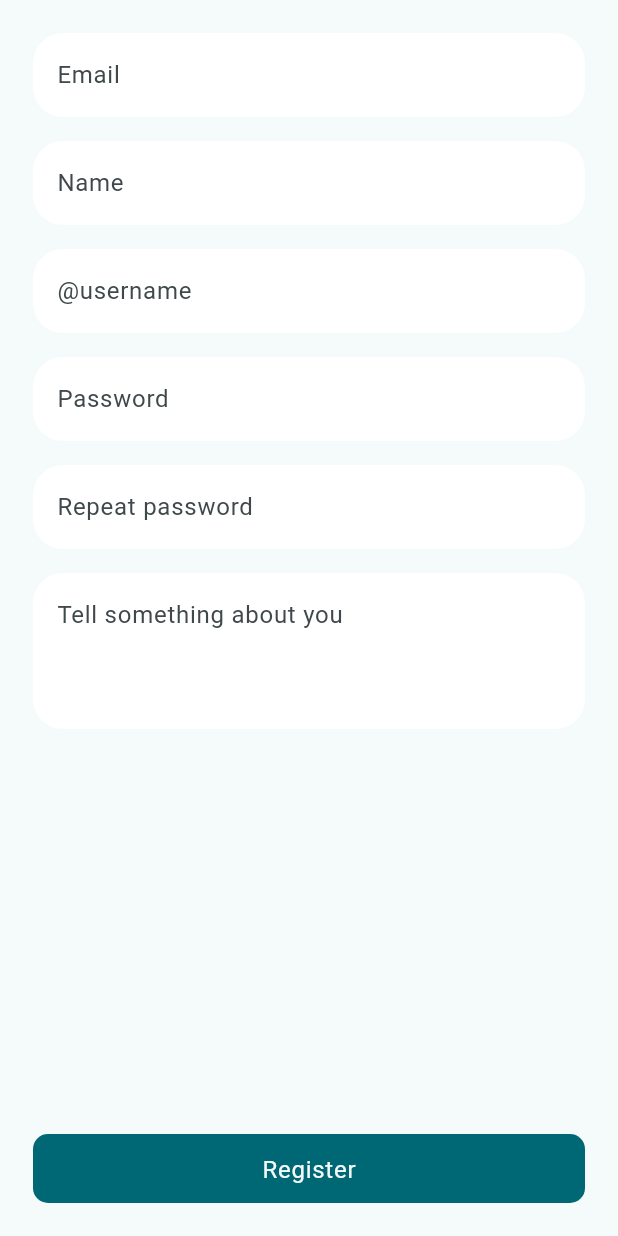
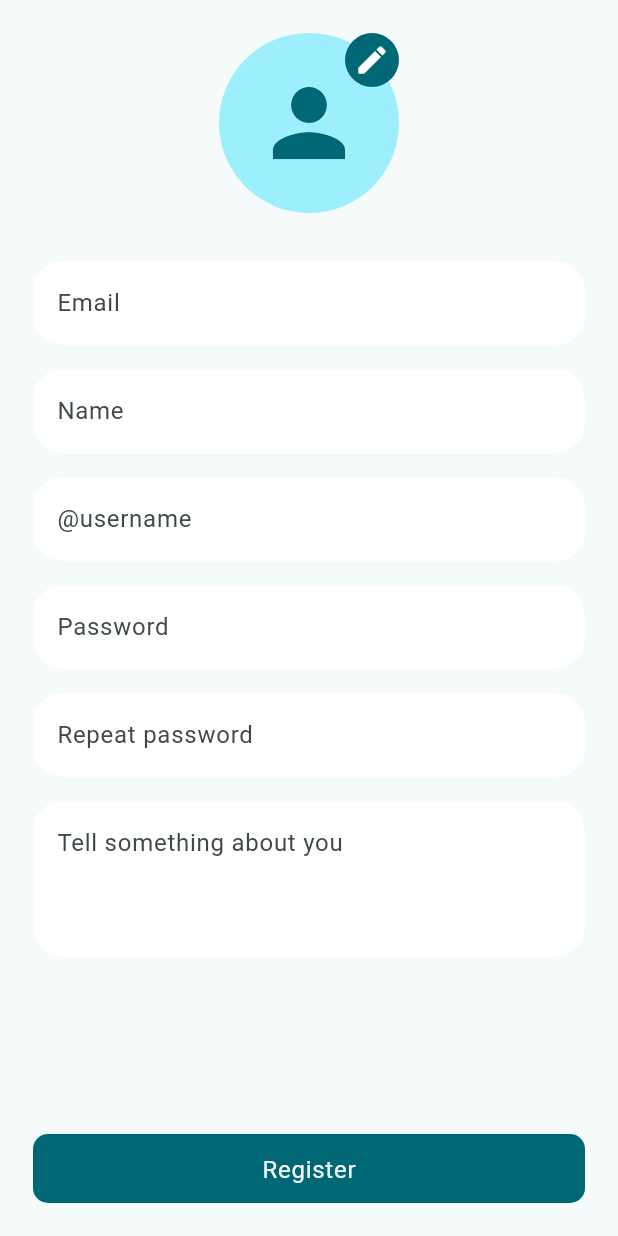
Before and after one commit to migcarde/folly, a Flutter app: the RegisterPage screen opened by its route, on a phone screen of 412 x 824 dp. Run offline on Flutter 3.47's test engine with Material 3 defaults, Android fonts, the phone set to English and light mode, and no system bars; our stand-ins replace equatable, flutter_dotenv, flutter_riverpod, go_router, image_picker, permission_handler and 4 more; accounts and stored records are empty; network calls fail.

Commit message:
feat(profile): Follow Fixes #5
- Implemented EditableProfileImage widget for user profile image editing.
- Added PhotoDialog for selecting images from camera or gallery.
- Updated RegisterState to include file for profile image.
- Enhanced UserRemoteEntity to handle photoPath.
- Modified UserRepository and UserRemoteDataSource to support photo upload.
- Refactored UploadStoryOptionsDialog to use BottomDialogOption for UI consistency.

Coded-by: @migcarde

```diff
--- a/lib/features/register/models/register_state.dart
+++ b/lib/features/register/models/register_state.dart
@@ -1,3 +1,5 @@
+import 'dart:io';
+
 import 'package:domain/login/models/firebase_auth_errors.dart';
 import 'package:equatable/equatable.dart';
 import 'package:flutter/material.dart';
@@ -85,10 +87,12 @@ extension RegisterErrorsExtensions on List<RegisterError> {
 
 class RegisterState extends Equatable {
   const RegisterState({
+    this.file,
     this.status = RegisterStatus.initial,
     this.errors = const [],
   });
 
+  final File? file;
   final RegisterStatus status;
   final List<RegisterError> errors;
 
@@ -96,9 +100,11 @@ class RegisterState extends Equatable {
   List<Object> get props => [errors, status];
 
   RegisterState copyWith({
+    File? file,
     RegisterStatus? status,
     List<RegisterError>? errors,
   }) => RegisterState(
+    file: file ?? this.file,
     status: status ?? this.status,
     errors: errors ?? this.errors,
   );
--- a/lib/features/register/register_mobile_layout.dart
+++ b/lib/features/register/register_mobile_layout.dart
@@ -10,6 +10,8 @@ import 'package:folly/features/register/register_notifier.dart';
 import 'package:folly/routes/paths.dart';
 import 'package:folly/widgets/app_snackbar_type.dart';
 import 'package:folly/widgets/button/loading_button.dart';
+import 'package:folly/widgets/editable_profile_image.dart';
+import 'package:folly/widgets/photo_dialog.dart';
 import 'package:folly/widgets/text_field/base_text_field.dart';
 import 'package:go_router/go_router.dart';
 
@@ -52,12 +54,24 @@ class _RegisterMobileLayoutState extends ConsumerState<RegisterMobileLayout> {
           child: Column(
             mainAxisAlignment: MainAxisAlignment.center,
             children: [
-              BaseTextField(
-                hint: l10n.email,
-                controller: emailController,
-                errorText: state.errors.hasEmailErrors
-                    ? state.errors.getEmailErrorMessage(context)
-                    : null,
+              EditableProfileImage(
+                onTap: () => PhotoDialog.show(
+                  context: context,
+                  selectedFile: (file) => ref
+                      .read(registerNotifierProvider.notifier)
+                      .loadPhoto(file: file),
+                ),
+                filePath: state.file,
+              ),
+              Padding(
+                padding: const EdgeInsets.only(top: AppDimens.l),
+                child: BaseTextField(
+                  hint: l10n.email,
+                  controller: emailController,
+                  errorText: state.errors.hasEmailErrors
+                      ? state.errors.getEmailErrorMessage(context)
+                      : null,
+                ),
               ),
               Padding(
                 padding: const EdgeInsets.only(top: AppDimens.m),
@@ -134,6 +148,7 @@ class _RegisterMobileLayoutState extends ConsumerState<RegisterMobileLayout> {
                     username: usernameController.text,
                     firebaseToken: '',
                     locale: Platform.localeName,
+                    photoPath: '',
                   ),
                   password: passwordController.text,
                   repeatPassword: repeatPasswordController.text,
--- a/lib/features/register/register_notifier.dart
+++ b/lib/features/register/register_notifier.dart
@@ -1,15 +1,17 @@
-import 'package:domain/domain.dart';
+import 'dart:io';
+
 import 'package:domain/login/models/firebase_auth_errors.dart';
 import 'package:domain/users/models/create_user_entity.dart';
 import 'package:domain/users/models/user_entity.dart';
+import 'package:domain/users/user_repository.dart';
 import 'package:flutter_riverpod/legacy.dart';
 import 'package:folly/extensions/string_extensions.dart';
 import 'package:folly/features/register/models/register_state.dart';
 
 class RegisterNotifier extends StateNotifier<RegisterState> {
-  RegisterNotifier({required this.createUser}) : super(RegisterState());
+  RegisterNotifier({required this.userRepository}) : super(RegisterState());
 
-  final CreateUser createUser;
+  final UserRepository userRepository;
 
   Future<void> register({
     required UserEntity user,
@@ -33,8 +35,13 @@ class RegisterNotifier extends StateNotifier<RegisterState> {
     }
   }
 
+  void loadPhoto({required File file}) => state = state.copyWith(file: file);
+
   Future<void> _createUser({required CreateUserEntity user}) async {
-    final result = await createUser(user);
+    final result = await userRepository.createUser(
+      user: user,
+      photo: state.file,
+    );
 
     result.when(
       (user) => state = state.copyWith(status: RegisterStatus.success),
@@ -64,5 +71,6 @@ class RegisterNotifier extends StateNotifier<RegisterState> {
 
 final registerNotifierProvider =
     StateNotifierProvider.autoDispose<RegisterNotifier, RegisterState>(
-      (ref) => RegisterNotifier(createUser: ref.watch(createUserProvider)),
+      (ref) =>
+          RegisterNotifier(userRepository: ref.watch(userRepositoryProvider)),
     );
--- /dev/null
+++ b/lib/widgets/editable_profile_image.dart
@@ -0,0 +1,64 @@
+import 'dart:io';
+
+import 'package:flutter/material.dart';
+import 'package:folly/core/app_dimens.dart';
+import 'package:folly/extensions/build_context_extensions.dart';
+
+class EditableProfileImage extends StatelessWidget {
+  const EditableProfileImage({super.key, required this.onTap, this.filePath});
+
+  final VoidCallback onTap;
+  final File? filePath;
+
+  static const _imageSize = 120.0;
+  static const _editContainerPadding = 6.0;
+
+  @override
+  Widget build(BuildContext context) {
+    final theme = context.theme;
+
+    return GestureDetector(
+      onTap: onTap,
+      child: Container(
+        width: _imageSize,
+        height: _imageSize,
+        decoration: BoxDecoration(
+          color: theme.colorScheme.primaryContainer,
+          borderRadius: BorderRadius.circular(AppDimens.circularRadius),
+        ),
+        child: Stack(
+          children: [
+            Align(
+              alignment: Alignment.center,
+              child: ClipOval(
+                child: filePath != null
+                    ? Image.file(
+                        filePath!,
+                        width: _imageSize,
+                        height: _imageSize,
+                        fit: BoxFit.cover,
+                      )
+                    : Icon(
+                        Icons.person,
+                        size: _imageSize * 0.6,
+                        color: theme.primaryColor,
+                      ),
+              ),
+            ),
+            Align(
+              alignment: Alignment.topRight,
+              child: Container(
+                padding: const EdgeInsets.all(_editContainerPadding),
+                decoration: BoxDecoration(
+                  color: Theme.of(context).colorScheme.primary,
+                  shape: BoxShape.circle,
+                ),
+                child: Icon(Icons.edit, color: theme.colorScheme.onPrimary),
+              ),
+            ),
+          ],
+        ),
+      ),
+    );
+  }
+}
--- a/packages/data/lib/remote/users/models/user_remote_entity.dart
+++ b/packages/data/lib/remote/users/models/user_remote_entity.dart
@@ -9,6 +9,7 @@ class UserRemoteEntity extends Equatable {
     required this.biography,
     required this.token,
     required this.locale,
+    required this.photoPath,
   });
 
   final String uid;
@@ -18,6 +19,7 @@ class UserRemoteEntity extends Equatable {
   final String biography;
   final String token;
   final String locale;
+  final String? photoPath;
 
   factory UserRemoteEntity.fromJson({
     required String uid,
@@ -30,6 +32,7 @@ class UserRemoteEntity extends Equatable {
     biography: json['biography'],
     token: json['token'],
     locale: json['locale'],
+    photoPath: json['photo_path'],
   );
 
   Map<String, dynamic> toJson() => {
@@ -40,6 +43,7 @@ class UserRemoteEntity extends Equatable {
     'biography': biography,
     'token': token,
     'locale': locale,
+    'photo_path': photoPath,
   };
 
   @override
@@ -51,5 +55,26 @@ class UserRemoteEntity extends Equatable {
     biography,
     token,
     locale,
+    photoPath,
   ];
+
+  UserRemoteEntity copyWith({
+    String? uid,
+    String? name,
+    String? email,
+    String? username,
+    String? biography,
+    String? token,
+    String? locale,
+    String? photoPath,
+  }) => UserRemoteEntity(
+    uid: uid ?? this.uid,
+    name: name ?? this.name,
+    email: email ?? this.email,
+    username: username ?? this.username,
+    biography: biography ?? this.biography,
+    token: token ?? this.token,
+    locale: locale ?? this.locale,
+    photoPath: photoPath ?? this.photoPath,
+  );
 }
--- a/packages/data/lib/remote/users/user_remote_datasource.dart
+++ b/packages/data/lib/remote/users/user_remote_datasource.dart
@@ -1,7 +1,9 @@
+import 'dart:io';
+
 import 'package:data/remote/users/models/user_remote_entity.dart';
 
 abstract class UserRemoteDataSource {
-  Future<void> saveUser({required UserRemoteEntity user});
+  Future<void> saveUser({required UserRemoteEntity user, File? photo});
   Future<UserRemoteEntity> getUser({required String uid});
   Future<void> deleteUser({required String uid});
 }
--- a/packages/domain/lib/domain.dart
+++ b/packages/domain/lib/domain.dart
@@ -1,4 +1,3 @@
-export 'package:domain/users/use_cases/create_user.dart';
 export 'package:domain/users/use_cases/get_user.dart';
 export 'package:domain/users/use_cases/save_user.dart';
 export 'package:domain/users/use_cases/delete_user.dart';
--- a/packages/domain/lib/users/models/user_entity.dart
+++ b/packages/domain/lib/users/models/user_entity.dart
@@ -10,6 +10,7 @@ class UserEntity extends Equatable {
     required this.biography,
     required this.firebaseToken,
     required this.locale,
+    required this.photoPath,
   });
 
   final String uid;
@@ -19,6 +20,7 @@ class UserEntity extends Equatable {
   final String biography;
   final String firebaseToken;
   final String locale;
+  final String photoPath;
 
   UserRemoteEntity get remoteEntity => UserRemoteEntity(
     uid: uid,
@@ -28,6 +30,7 @@ class UserEntity extends Equatable {
     biography: biography,
     token: firebaseToken,
     locale: locale,
+    photoPath: photoPath,
   );
 
   @override
@@ -39,6 +42,7 @@ class UserEntity extends Equatable {
     biography,
     firebaseToken,
     locale,
+    photoPath,
   ];
 
   UserEntity copyWith({
@@ -49,6 +53,7 @@ class UserEntity extends Equatable {
     String? biography,
     String? firebaseToken,
     String? locale,
+    String? photoPath,
   }) => UserEntity(
     uid: uid ?? this.uid,
     name: name ?? this.name,
@@ -57,6 +62,7 @@ class UserEntity extends Equatable {
     biography: biography ?? this.biography,
     firebaseToken: firebaseToken ?? this.firebaseToken,
     locale: locale ?? this.locale,
+    photoPath: photoPath ?? this.photoPath,
   );
 }
 
@@ -69,5 +75,6 @@ extension UserRemoteEntityExtensions on UserRemoteEntity {
     biography: biography,
     firebaseToken: token,
     locale: locale,
+    photoPath: photoPath ?? '',
   );
 }
```
Also changed, not shown: lib/features/bottom_bar/bottom_bar_mobile_layout.dart (+31 -0 lines), lib/features/home/widget/upload_story_options_dialog.dart (+10 -26 lines), lib/services/media_service.dart (+7 -0 lines), lib/widgets/bottom_dialog_option.dart (added, +30 -0 lines), lib/widgets/photo_dialog.dart (added, +70 -0 lines), packages/data/lib/remote/users/user_remote_datasource_impl.dart (+29 -3 lines), packages/domain/lib/users/use_cases/create_user.dart (deleted, +0 -20 lines), packages/domain/lib/users/user_repository.dart (+6 -1 lines), packages/domain/lib/users/user_repository_impl.dart (+7 -1 lines).
